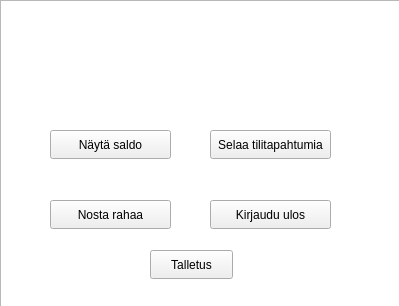
Above: frontend/bankwindow.ui from 22kmo-project/group_1 before the change. Below: the same form after it.
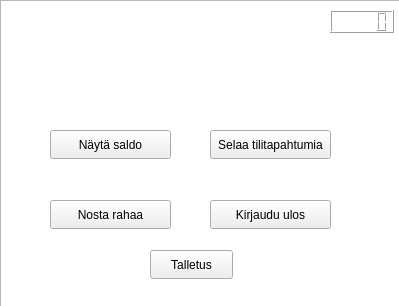
That is the form after the change.

What changed in the file:
```diff
--- a/frontend/bankwindow.ui
+++ b/frontend/bankwindow.ui
@@ -135,6 +135,22 @@
     <string>Talletus</string>
    </property>
   </widget>
+  <widget class="QLCDNumber" name="timer">
+   <property name="geometry">
+    <rect>
+     <x>330</x>
+     <y>10</y>
+     <width>64</width>
+     <height>23</height>
+    </rect>
+   </property>
+   <property name="font">
+    <font>
+     <bold>false</bold>
+     <kerning>true</kerning>
+    </font>
+   </property>
+  </widget>
   <zorder>labelLocked</zorder>
   <zorder>talletusButton</zorder>
   <zorder>labelAccount</zorder>
@@ -144,6 +160,7 @@
   <zorder>kirjauduUlosButton</zorder>
   <zorder>labelCredit</zorder>
   <zorder>labelOmistaja</zorder>
+  <zorder>timer</zorder>
  </widget>
  <resources/>
  <connections/>
```
